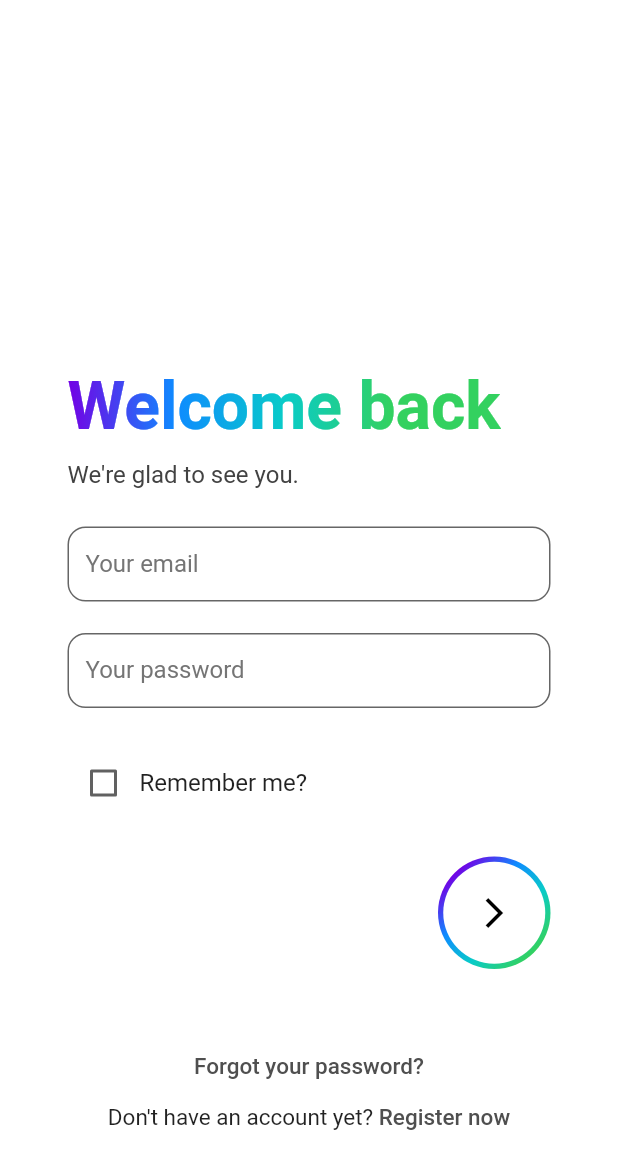
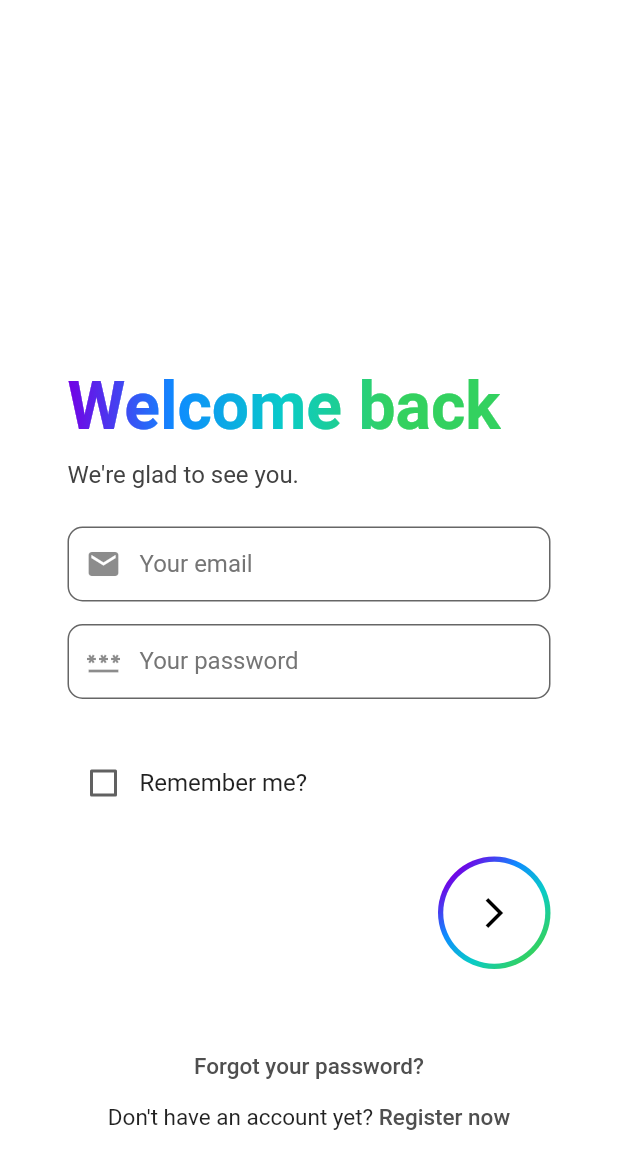
Before and after one commit to rosiebabbra/catalyst, a Flutter app: the LoginScreen screen opened by its route, on a phone screen of 412 x 824 dp. Shown: the top 1169 px of the screen. Run offline on Flutter 3.47's test engine with Material 2 defaults, Android fonts, the phone set to English and light mode, and no system bars; our stand-ins replace chewie, cloud_firestore, equatable, firebase_auth, firebase_core, firebase_messaging and 9 more; missing offline and left inert: multiple_search_selection, swipable_stack; accounts and stored records are empty; generated files the repository leaves out were written again.

Commit message:
Update formatting

```diff
--- a/frontend/lib/login/login_screen.dart
+++ b/frontend/lib/login/login_screen.dart
@@ -64,26 +64,18 @@ class _LoginScreenState extends State<LoginScreen> {
                     child: TextField(
                       controller: emailController,
                       decoration: InputDecoration(
+                        prefixIcon: const Icon(Icons.email),
                         labelText: 'Your email',
                         labelStyle: TextStyle(color: Colors.grey[600]),
                         border: const OutlineInputBorder(
                             borderRadius:
-                                BorderRadius.all(Radius.circular(12))),
+                                BorderRadius.all(Radius.circular(10))),
                         filled: true,
                         fillColor: Colors.white,
                       ),
                     ),
                   ),
-                  Padding(
-                    padding: const EdgeInsets.fromLTRB(5, 0, 0, 5),
-                    child: Align(
-                      alignment: Alignment.centerLeft,
-                      child: Text(
-                        emailErrorMessage,
-                        style: const TextStyle(color: Colors.red),
-                      ),
-                    ),
-                  ),
+                  const SizedBox(height: 15),
                   SizedBox(
                     height: 50,
                     child: Form(
@@ -92,34 +84,48 @@ class _LoginScreenState extends State<LoginScreen> {
                         controller: passwordController,
                         obscureText: true,
                         decoration: InputDecoration(
+                          prefixIcon: const Icon(Icons.password),
                           labelStyle: TextStyle(color: Colors.grey[600]),
                           labelText: 'Your password',
                           border: const OutlineInputBorder(
                               borderRadius:
-                                  BorderRadius.all(Radius.circular(12))),
+                                  BorderRadius.all(Radius.circular(10))),
                           filled: true,
                           fillColor: Colors.white,
                         ),
                       ),
                     ),
                   ),
-                  Padding(
-                    padding: const EdgeInsets.fromLTRB(5, 10, 0, 0),
-                    child: Align(
-                      alignment: Alignment.centerLeft,
-                      child: ShakeWidget(
-                        shakeCount: 3,
-                        shakeOffset: 10,
-                        shakeDuration: const Duration(milliseconds: 500),
-                        key: shakeKey,
+                  if (emailErrorMessage.isNotEmpty)
+                    const SizedBox(
+                      height: 20,
+                    ),
+                  Row(
+                    children: [
+                      Expanded(
+                        child: Text(
+                          emailErrorMessage,
+                          style: const TextStyle(
+                              color: Colors.red, fontWeight: FontWeight.bold),
+                        ),
+                      ),
+                    ],
+                  ),
+                  if (passwordErrorMessage.isNotEmpty)
+                    const SizedBox(
+                      height: 5,
+                    ),
+                  Row(
+                    children: [
+                      Expanded(
                         child: Text(
                           passwordErrorMessage,
-                          style: const TextStyle(color: Colors.red),
+                          style: const TextStyle(
+                              color: Colors.red, fontWeight: FontWeight.bold),
                         ),
                       ),
-                    ),
+                    ],
                   ),
-                  // const SizedBox(height: 25),
                   Row(
                     mainAxisAlignment: MainAxisAlignment.start,
                     children: [
@@ -174,9 +180,11 @@ class _LoginScreenState extends State<LoginScreen> {
                                 onPressed: () async {
                                   try {
                                     // TODO: Enable for prod
-                                    // await auth.signInWithEmailAndPassword(
-                                    //     email: emailController.text,
-                                    //     password: passwordController.text);
+                                    final FirebaseAuth auth =
+                                        FirebaseAuth.instance;
+                                    await auth.signInWithEmailAndPassword(
+                                        email: emailController.text,
+                                        password: passwordController.text);
                                     if (widget.versionId == 'beta') {
                                       Navigator.pushNamed(
                                           context, '/coming-soon');
@@ -195,12 +203,12 @@ class _LoginScreenState extends State<LoginScreen> {
                                         // Handle the 'wrong-password' error
                                         setState(() {
                                           passwordErrorMessage =
-                                              'Invalid password';
+                                              'You have entered an invalid username or password';
                                         });
                                       } else if (e.code == 'user-not-found') {
                                         setState(() {
                                           passwordErrorMessage =
-                                              "You haven't registered yet!";
+                                              "Invalid email or password";
                                         });
                                       }
                                     }
```
